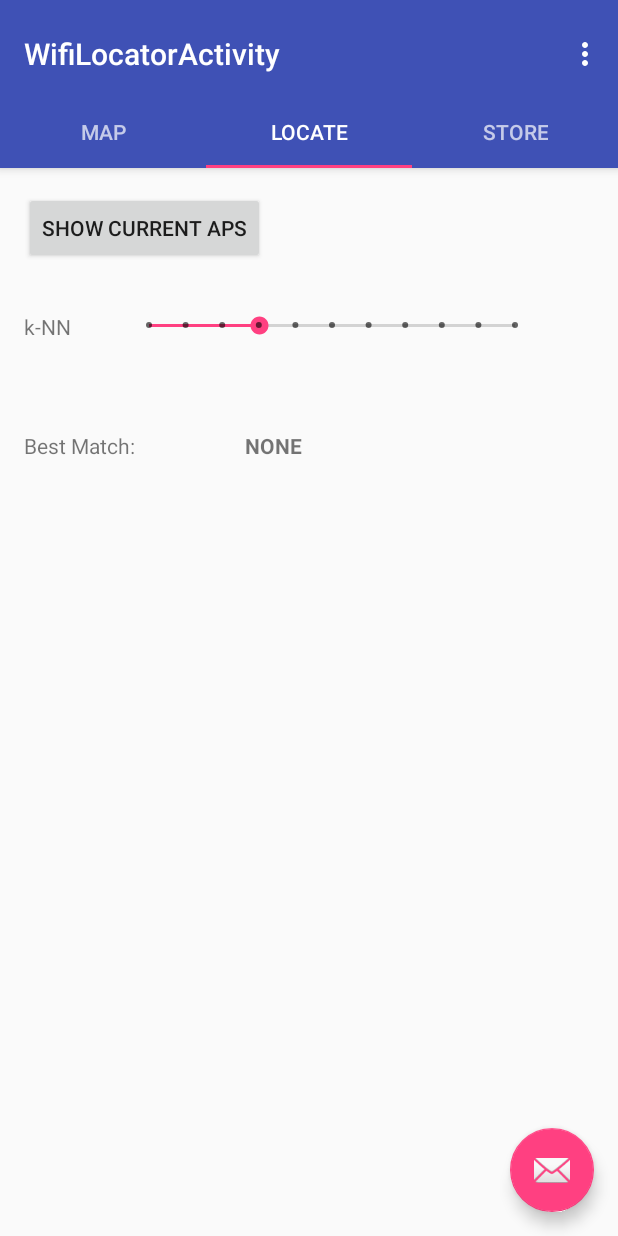
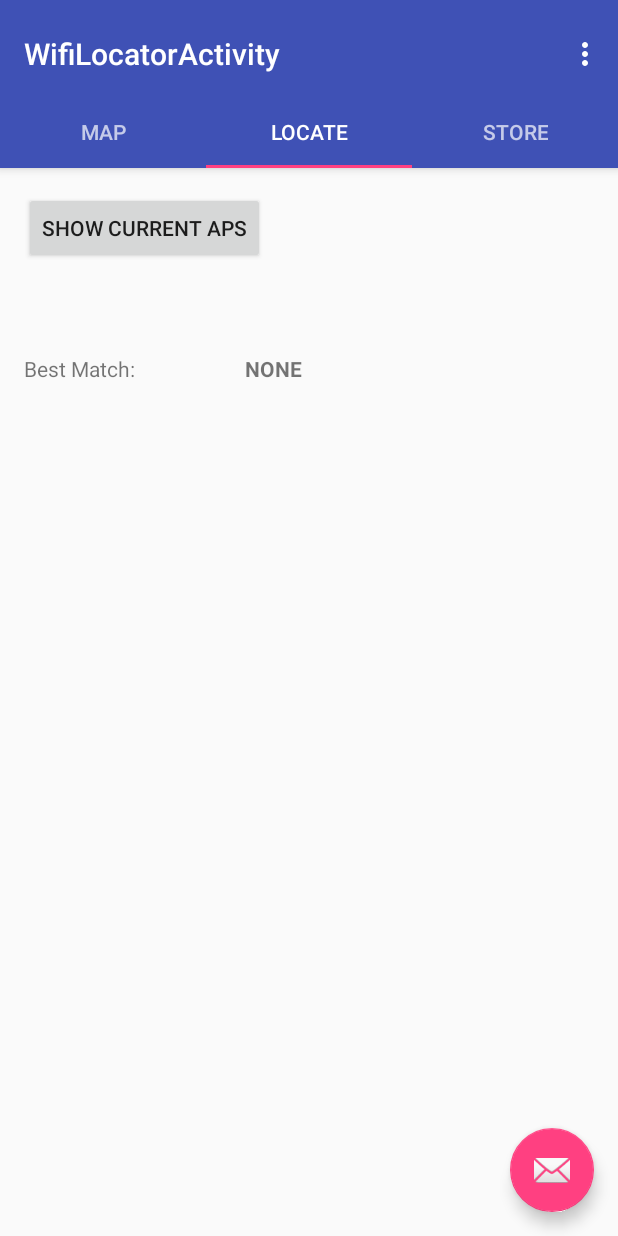
Before and after one commit to mesnico/WifiIndoorLocation, an Android app: the screen it shows after launch (WifiLocatorActivity), tab 2 chosen, on a phone screen of 412 x 824 dp. Run offline under Robolectric (Android 15) with nearby library versions, the phone set to English and light mode, and no system bars; 1 statement that could not run was skipped.

Commit message:
Menu settings for distance threshold and number of neighbors to consider.
Adjusted message types between main activity and fingerprinting service and access-point popup window appearance

```diff
--- a/app/src/main/java/com/unipi/nicola/indoorlocator/SettingsActivity.java
+++ b/app/src/main/java/com/unipi/nicola/indoorlocator/SettingsActivity.java
@@ -33,6 +33,7 @@ public class SettingsActivity extends AppCompatPreferenceActivity {
     public static final String PREF_SIGNAL_NORMALIZATION_KEY = "signal_normalization";
     public static final String PREF_DISTANCE_THRESHOLD_KEY = "distance_threshold";
     public static final String PREF_MINIMUM_MATCHING_APS_KEY = "min_matching_aps";
+    public static final String PREF_NEAREST_NEIGHBORS_NUMBER_KEY = "nn_number";
     /**
      * A preference value change listener that updates the preference's summary
      * to reflect its new value.
@@ -134,6 +135,7 @@ public class SettingsActivity extends AppCompatPreferenceActivity {
             // guidelines.
             bindPreferenceSummaryToValue(findPreference(PREF_DISTANCE_THRESHOLD_KEY));
             bindPreferenceSummaryToValue(findPreference(PREF_MINIMUM_MATCHING_APS_KEY));
+            bindPreferenceSummaryToValue(findPreference(PREF_NEAREST_NEIGHBORS_NUMBER_KEY));
         }
 
         @Override
--- a/app/src/main/java/com/unipi/nicola/indoorlocator/WifiLocatorActivity.java
+++ b/app/src/main/java/com/unipi/nicola/indoorlocator/WifiLocatorActivity.java
@@ -199,28 +199,29 @@ public class WifiLocatorActivity extends AppCompatActivity {
 
         //signal normalization preference
         Boolean normalizeSignal = sharedPref.getBoolean(SettingsActivity.PREF_SIGNAL_NORMALIZATION_KEY, false);
-        msg = Message.obtain(null, WifiFingerprintingService.MSG_SIGNAL_POWER_NORMALIZATION_CHANGED);
+        msg = Message.obtain(null, WifiFingerprintingService.MSG_PARAMETERS_CHANGED);
         b = new Bundle();
+
         b.putBoolean("signal_normalization", normalizeSignal);
+
+        //minimum number of matching APs preference
+        int minMatchingAPs = Integer.valueOf(sharedPref.getString(SettingsActivity.PREF_MINIMUM_MATCHING_APS_KEY, "1"));
+        b.putInt("min_matching_aps", minMatchingAPs);
+
+        //distance threshold preference
+        double distanceThreshold = Double.valueOf(sharedPref.getString(SettingsActivity.PREF_DISTANCE_THRESHOLD_KEY, "10"));
+        b.putDouble("distance_threshold", distanceThreshold);
+
+        //number of nearest neighbors preference
+        int numberOfNearestNeighbors = Integer.valueOf(sharedPref.getString(SettingsActivity.PREF_NEAREST_NEIGHBORS_NUMBER_KEY, "3"));
+        b.putInt("nn_number", numberOfNearestNeighbors);
+
         msg.setData(b);
         try {
             mService.send(msg);
         } catch (RemoteException e) {
             e.printStackTrace();
         }
-
-        //minimum number of matching APs
-        int minMatchingAPs = Integer.valueOf(sharedPref.getString(SettingsActivity.PREF_MINIMUM_MATCHING_APS_KEY, "1"));
-        msg = Message.obtain(null, WifiFingerprintingService.MSG_MIN_MATCHING_APS_CHANGED);
-        b = new Bundle();
-        b.putInt("min_matching_aps", minMatchingAPs);
-        msg.setData(b);
-        try {
-            mService.send(msg);
-        } catch (RemoteException e) {
-            e.printStackTrace();
-        }
-
     }
 
     /**
--- a/app/src/main/res/layout/fingerprints_list_item.xml
+++ b/app/src/main/res/layout/fingerprints_list_item.xml
@@ -6,7 +6,8 @@
     <TableRow
         android:layout_width="match_parent"
         android:layout_height="wrap_content"
-        android:layout_margin="10dp">
+        android:id="@+id/fp_row"
+        android:padding="10dp">
 
         <TextView
             android:text="0"
--- a/app/src/main/res/layout/fragment_fp_locate.xml
+++ b/app/src/main/res/layout/fragment_fp_locate.xml
@@ -16,37 +16,11 @@
         android:layout_height="wrap_content"
         android:id="@+id/current_aps" />
 
-    <LinearLayout
-        android:orientation="horizontal"
-        android:layout_below="@+id/current_aps"
-        android:layout_width="wrap_content"
-        android:layout_height="wrap_content"
-        android:layout_marginTop="32dp"
-        android:layout_alignParentStart="true"
-        android:layout_weight="1"
-        android:id="@+id/knn_layout">
-
-        <TextView
-            android:text="k-NN"
-            android:layout_width="67dp"
-            android:layout_height="wrap_content"
-            android:id="@+id/textView9" />
-
-        <SeekBar
-            style="@style/Widget.AppCompat.SeekBar.Discrete"
-            android:layout_width="276dp"
-            android:layout_height="wrap_content"
-            android:max="10"
-            android:progress="3"
-            android:id="@+id/knn" />
-
-    </LinearLayout>
-
     <ListView
         android:layout_width="match_parent"
         android:layout_height="wrap_content"
         android:layout_marginTop="30dp"
-        android:layout_below="@+id/knn_layout"
+        android:layout_below="@+id/current_aps"
         android:layout_alignParentStart="true"
         android:id="@+id/fingerprints_list" />
 
```
Also changed, not shown: app/src/main/java/com/unipi/nicola/indoorlocator/FingerprintsListAdapter.java (+27 -0 lines), app/src/main/java/com/unipi/nicola/indoorlocator/WifiFingerprintingService.java (+21 -14 lines), app/src/main/java/com/unipi/nicola/indoorlocator/fingerprinting/FingerprintDistance.java (+26 -2 lines), app/src/main/res/layout/access_points_popup_layout.xml (+4 -3 lines), app/src/main/res/values/strings.xml (+7 -2 lines), app/src/main/res/xml/pref_general.xml (+17 -4 lines).
